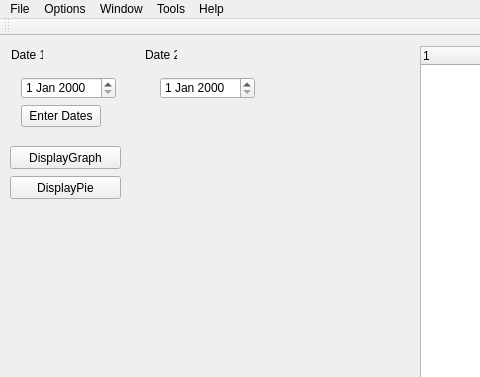
Qt form src/mainwindow.ui (LLe27/Dentistry-School-Analysis-Tool) before a commit; both pictures show x 0 to 480 and y 0 to 377 of the 800 by 600 pixel window.
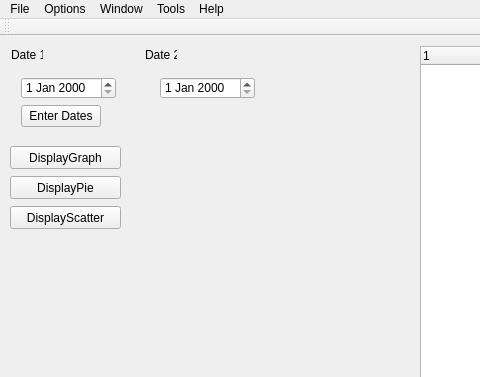
The same form after that commit. Icons and pictures are not drawn.

```diff
--- a/src/mainwindow.ui
+++ b/src/mainwindow.ui
@@ -238,6 +238,19 @@
      <string>DisplayPie</string>
     </property>
    </widget>
+   <widget class="QPushButton" name="bntDisplayScatter">
+    <property name="geometry">
+     <rect>
+      <x>10</x>
+      <y>170</y>
+      <width>111</width>
+      <height>23</height>
+     </rect>
+    </property>
+    <property name="text">
+     <string>DisplayScatter</string>
+    </property>
+   </widget>
   </widget>
   <widget class="QMenuBar" name="menuBar">
    <property name="geometry">
```
